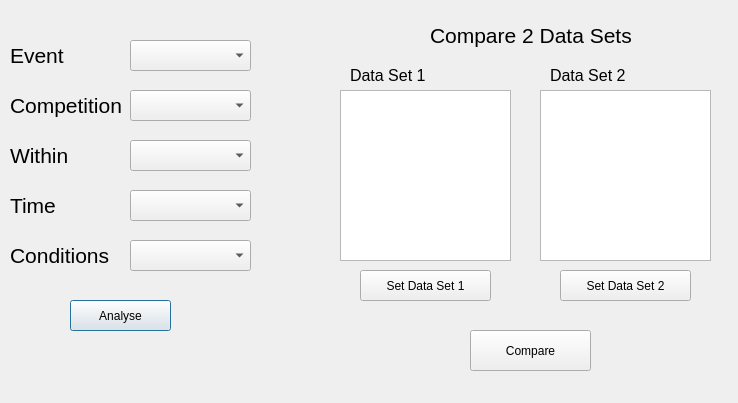
This is keyeventoptions.ui in minno22/RugbyAnalyser as Qt 5 draws it before an edit. The edited form follows.
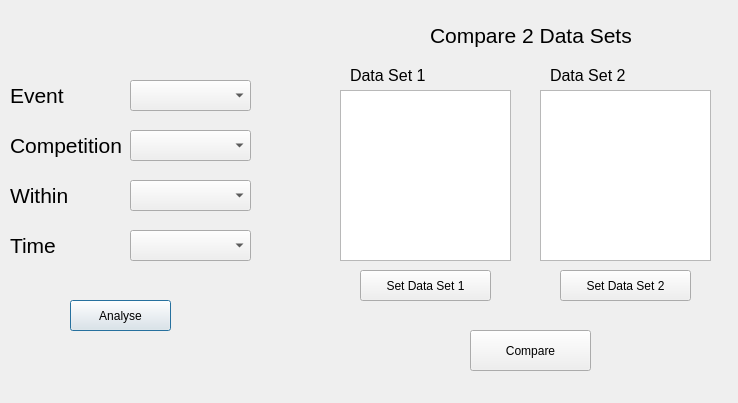
This is the edited form.

Diff of the .ui file:
```diff
--- a/keyeventoptions.ui
+++ b/keyeventoptions.ui
@@ -30,7 +30,7 @@
    <property name="geometry">
     <rect>
      <x>130</x>
-     <y>40</y>
+     <y>80</y>
      <width>121</width>
      <height>31</height>
     </rect>
@@ -43,7 +43,7 @@
    <property name="geometry">
     <rect>
      <x>10</x>
-     <y>40</y>
+     <y>80</y>
      <width>91</width>
      <height>31</height>
     </rect>
@@ -63,7 +63,7 @@
    <property name="geometry">
     <rect>
      <x>10</x>
-     <y>90</y>
+     <y>130</y>
      <width>121</width>
      <height>31</height>
     </rect>
@@ -83,7 +83,7 @@
    <property name="geometry">
     <rect>
      <x>130</x>
-     <y>90</y>
+     <y>130</y>
      <width>121</width>
      <height>31</height>
     </rect>
@@ -96,7 +96,7 @@
    <property name="geometry">
     <rect>
      <x>10</x>
-     <y>140</y>
+     <y>180</y>
      <width>121</width>
      <height>31</height>
     </rect>
@@ -116,7 +116,7 @@
    <property name="geometry">
     <rect>
      <x>130</x>
-     <y>140</y>
+     <y>180</y>
      <width>121</width>
      <height>31</height>
     </rect>
@@ -129,7 +129,7 @@
    <property name="geometry">
     <rect>
      <x>10</x>
-     <y>190</y>
+     <y>230</y>
      <width>121</width>
      <height>31</height>
     </rect>
@@ -149,7 +149,7 @@
    <property name="geometry">
     <rect>
      <x>130</x>
-     <y>190</y>
+     <y>230</y>
      <width>121</width>
      <height>31</height>
     </rect>
@@ -271,39 +271,6 @@
     <string>Compare</string>
    </property>
   </widget>
-  <widget class="QLabel" name="lblConditions">
-   <property name="geometry">
-    <rect>
-     <x>10</x>
-     <y>240</y>
-     <width>121</width>
-     <height>31</height>
-    </rect>
-   </property>
-   <property name="font">
-    <font>
-     <pointsize>16</pointsize>
-     <weight>50</weight>
-     <bold>false</bold>
-    </font>
-   </property>
-   <property name="text">
-    <string>Conditions</string>
-   </property>
-  </widget>
-  <widget class="QComboBox" name="cbConditions">
-   <property name="geometry">
-    <rect>
-     <x>130</x>
-     <y>240</y>
-     <width>121</width>
-     <height>31</height>
-    </rect>
-   </property>
-   <property name="currentText">
-    <string/>
-   </property>
-  </widget>
  </widget>
  <resources/>
  <connections/>
```
